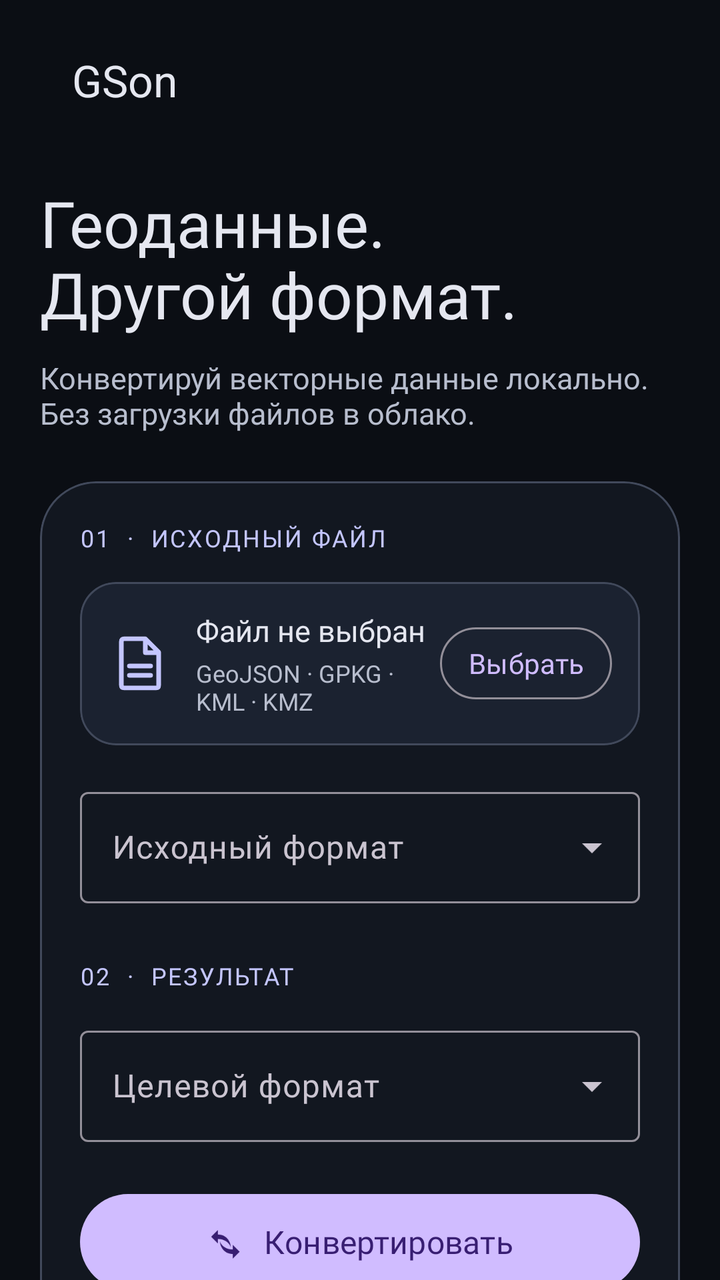
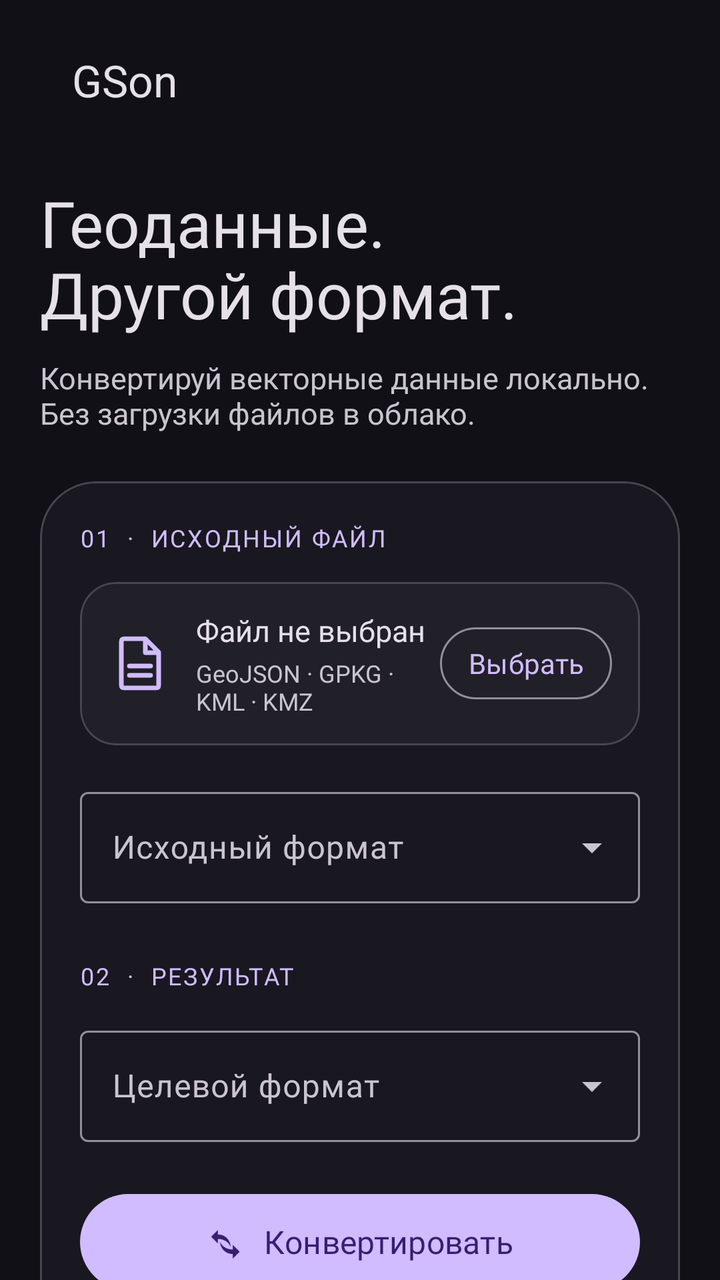

Two renders of the same Android screen: before a commit and after it. Below are the layout's source before the change and the commit's diff.
<!-- AndroidManifest.xml: application theme Theme.GSon -->
<!-- res/layout/activity_main.xml -->
<?xml version="1.0" encoding="utf-8"?>
<androidx.core.widget.NestedScrollView xmlns:android="http://schemas.android.com/apk/res/android"
    xmlns:app="http://schemas.android.com/apk/res-auto"
    android:id="@+id/rootScroll"
    android:layout_width="match_parent"
    android:layout_height="match_parent"
    android:background="@color/surface"
    android:fillViewport="true"
    android:clipToPadding="false">

    <LinearLayout
        android:layout_width="match_parent"
        android:layout_height="wrap_content"
        android:orientation="vertical"
        android:paddingStart="20dp"
        android:paddingTop="12dp"
        android:paddingEnd="20dp"
        android:paddingBottom="32dp">

        <com.google.android.material.appbar.MaterialToolbar
            android:id="@+id/toolbar"
            android:layout_width="match_parent"
            android:layout_height="56dp"
            android:background="@android:color/transparent"
            android:elevation="0dp"
            app:title="GSon"
            app:titleTextAppearance="@style/TextAppearance.GSon.Toolbar" />

        <TextView
            android:layout_width="match_parent"
            android:layout_height="wrap_content"
            android:layout_marginTop="22dp"
            android:text="Геоданные.\nДругой формат."
            android:textColor="@color/on_surface"
            android:textSize="32sp"
            android:fontFamily="@font/ulm_extrabold"
            android:lineSpacingExtra="-2dp" />

        <TextView
            android:layout_width="match_parent"
            android:layout_height="wrap_content"
            android:layout_marginTop="10dp"
            android:layout_marginBottom="24dp"
            android:text="Конвертируй векторные данные локально. Без загрузки файлов в облако."
            android:textColor="@color/on_surface_variant"
            android:textSize="15sp"
            android:fontFamily="@font/ulm_medium" />

        <com.google.android.material.card.MaterialCardView
            android:layout_width="match_parent"
            android:layout_height="wrap_content"
            app:cardBackgroundColor="@color/surface_container_low"
            app:cardCornerRadius="28dp"
            app:strokeColor="@color/outline_variant"
            app:strokeWidth="1dp">

            <LinearLayout
                android:layout_width="match_parent"
                android:layout_height="wrap_content"
                android:orientation="vertical"
                android:padding="20dp">

                <TextView
                    android:layout_width="match_parent"
                    android:layout_height="wrap_content"
                    android:text="01  ·  ИСХОДНЫЙ ФАЙЛ"
                    android:textColor="@color/primary"
                    android:textSize="12sp"
                    android:fontFamily="@font/ulm_extrabold"
                    android:letterSpacing="0.08" />

                <com.google.android.material.card.MaterialCardView
                    android:layout_width="match_parent"
                    android:layout_height="wrap_content"
                    android:layout_marginTop="14dp"
                    app:cardBackgroundColor="@color/surface_container"
                    app:cardCornerRadius="18dp"
                    app:strokeColor="@color/outline_variant"
                    app:strokeWidth="1dp">

                    <LinearLayout
                        android:layout_width="match_parent"
                        android:layout_height="wrap_content"
                        android:gravity="center_vertical"
                        android:orientation="horizontal"
                        android:padding="14dp">

                        <ImageView
                            android:layout_width="32dp"
                            android:layout_height="32dp"
                            android:src="@drawable/ic_file"
                            android:contentDescription=""
                            app:tint="@color/primary" />

                        <LinearLayout
                            android:layout_width="0dp"
                            android:layout_height="wrap_content"
                            android:layout_marginStart="12dp"
                            android:layout_weight="1"
                            android:orientation="vertical">

                            <TextView
                                android:id="@+id/selectedFile"
                                android:layout_width="match_parent"
                                android:layout_height="wrap_content"
                                android:text="Файл не выбран"
                                android:textColor="@color/on_surface"
                                android:textSize="15sp"
                                android:fontFamily="@font/ulm_medium"
                                android:maxLines="2"
                                android:ellipsize="middle" />

                            <TextView
                                android:layout_width="match_parent"
                                android:layout_height="wrap_content"
                                android:layout_marginTop="3dp"
                                android:text="GeoJSON · GPKG · KML · KMZ"
                                android:textColor="@color/on_surface_variant"
                                android:textSize="12sp"
                                android:fontFamily="@font/ulm_medium" />
                        </LinearLayout>

                        <com.google.android.material.button.MaterialButton
                            android:id="@+id/pickFileButton"
                            style="@style/Widget.Material3.Button.OutlinedButton"
                            android:layout_width="wrap_content"
                            android:layout_height="44dp"
                            android:minWidth="0dp"
                            android:paddingStart="14dp"
                            android:paddingEnd="14dp"
                            android:text="Выбрать"
                            android:textAllCaps="false"
                            android:fontFamily="@font/ulm_medium" />
                    </LinearLayout>
                </com.google.android.material.card.MaterialCardView>

                <com.google.android.material.textfield.TextInputLayout
                    style="@style/Widget.Material3.TextInputLayout.OutlinedBox.ExposedDropdownMenu"
                    android:layout_width="match_parent"
                    android:layout_height="wrap_content"
                    android:layout_marginTop="18dp"
                    android:hint="Исходный формат">
                    <com.google.android.material.textfield.MaterialAutoCompleteTextView
                        android:id="@+id/sourceFormat"
                        android:layout_width="match_parent"
                        android:layout_height="wrap_content"
                        android:inputType="none"
                        android:fontFamily="@font/ulm_medium"
                        android:textColor="@color/on_surface" />
                </com.google.android.material.textfield.TextInputLayout>

                <TextView
                    android:layout_width="match_parent"
                    android:layout_height="wrap_content"
                    android:layout_marginTop="28dp"
                    android:text="02  ·  РЕЗУЛЬТАТ"
                    android:textColor="@color/primary"
                    android:textSize="12sp"
                    android:fontFamily="@font/ulm_extrabold"
                    android:letterSpacing="0.08" />

                <com.google.android.material.textfield.TextInputLayout
                    style="@style/Widget.Material3.TextInputLayout.OutlinedBox.ExposedDropdownMenu"
                    android:layout_width="match_parent"
                    android:layout_height="wrap_content"
                    android:layout_marginTop="14dp"
                    android:hint="Целевой формат">
                    <com.google.android.material.textfield.MaterialAutoCompleteTextView
                        android:id="@+id/targetFormat"
                        android:layout_width="match_parent"
                        android:layout_height="wrap_content"
                        android:inputType="none"
                        android:fontFamily="@font/ulm_medium"
                        android:textColor="@color/on_surface" />
                </com.google.android.material.textfield.TextInputLayout>

                <com.google.android.material.button.MaterialButton
                    android:id="@+id/convertButton"
                    style="@style/Widget.Material3.Button"
                    android:layout_width="match_parent"
                    android:layout_height="56dp"
                    android:layout_marginTop="22dp"
                    android:text="Конвертировать"
                    android:textAllCaps="false"
                    android:textSize="16sp"
                    android:fontFamily="@font/ulm_extrabold"
                    app:icon="@drawable/ic_convert"
                    app:iconGravity="textStart"
                    app:iconPadding="10dp" />

                <ProgressBar
                    android:id="@+id/progressBar"
                    style="?android:attr/progressBarStyleHorizontal"
                    android:layout_width="match_parent"
                    android:layout_height="4dp"
                    android:layout_marginTop="14dp"
                    android:indeterminate="true"
                    android:visibility="gone" />

                <TextView
                    android:id="@+id/statusText"
                    android:layout_width="match_parent"
                    android:layout_height="wrap_content"
                    android:layout_marginTop="12dp"
                    android:text="Выбери файл, исходный и целевой форматы."
                    android:textColor="@color/on_surface_variant"
                    android:textSize="13sp"
                    android:fontFamily="@font/ulm_medium" />
            </LinearLayout>
        </com.google.android.material.card.MaterialCardView>

        <com.google.android.material.card.MaterialCardView
            android:layout_width="match_parent"
            android:layout_height="wrap_content"
            android:layout_marginTop="18dp"
            app:cardBackgroundColor="@color/surface_container_low"
            app:cardCornerRadius="24dp"
            app:strokeColor="@color/outline_variant"
            app:strokeWidth="1dp">

            <LinearLayout
                android:layout_width="match_parent"
                android:layout_height="wrap_content"
                android:orientation="vertical"
                android:padding="18dp">

                <TextView
                    android:layout_width="match_parent"
                    android:layout_height="wrap_content"
                    android:text="Готовый файл"
                    android:textColor="@color/on_surface"
                    android:textSize="18sp"
                    android:fontFamily="@font/ulm_extrabold" />

                <TextView
                    android:id="@+id/resultText"
                    android:layout_width="match_parent"
                    android:layout_height="wrap_content"
                    android:layout_marginTop="8dp"
                    android:text="Результат появится здесь после конвертации."
                    android:textColor="@color/on_surface_variant"
                    android:textSize="13sp"
                    android:fontFamily="@font/ulm_medium" />

                <LinearLayout
                    android:layout_width="match_parent"
                    android:layout_height="wrap_content"
                    android:layout_marginTop="16dp"
                    android:orientation="horizontal">

                    <com.google.android.material.button.MaterialButton
                        android:id="@+id/saveButton"
                        style="@style/Widget.Material3.Button"
                        android:layout_width="0dp"
                        android:layout_height="48dp"
                        android:layout_weight="1"
                        android:enabled="false"
                        android:text="Сохранить"
                        android:textAllCaps="false"
                        android:fontFamily="@font/ulm_medium"
                        app:icon="@drawable/ic_download"
                        app:iconGravity="textStart"
                        app:iconPadding="6dp" />

                    <com.google.android.material.button.MaterialButton
                        android:id="@+id/openButton"
                        style="@style/Widget.Material3.Button.OutlinedButton"
                        android:layout_width="0dp"
                        android:layout_height="48dp"
                        android:layout_marginStart="10dp"
                        android:layout_weight="1"
                        android:enabled="false"
                        android:text="Открыть"
                        android:textAllCaps="false"
                        android:fontFamily="@font/ulm_medium"
                        app:icon="@drawable/ic_open"
                        app:iconGravity="textStart"
                        app:iconPadding="6dp" />
                </LinearLayout>
            </LinearLayout>
        </com.google.android.material.card.MaterialCardView>

        <TextView
            android:layout_width="match_parent"
            android:layout_height="wrap_content"
            android:layout_marginTop="18dp"
            android:gravity="center"
            android:text="GSon работает офлайн · файлы остаются на устройстве"
            android:textColor="@color/on_surface_variant"
            android:textSize="11sp"
            android:fontFamily="@font/ulm_medium" />
    </LinearLayout>
</androidx.core.widget.NestedScrollView>
<!-- resources referenced by this layout -->
<resources>
  <color name="on_surface">#E5E7F0</color>
  <color name="on_surface_variant">#B8BECE</color>
  <color name="outline_variant">#41495B</color>
  <color name="primary">#C4C6FF</color>
  <color name="surface">#0B0E14</color>
  <color name="surface_container">#1B2230</color>
  <color name="surface_container_low">#121720</color>
  <!-- drawable ic_convert (drawable) -->
  <vector xmlns:android="http://schemas.android.com/apk/res/android"
      android:width="24dp" android:height="24dp" android:viewportWidth="24" android:viewportHeight="24">
      <path android:fillColor="#FFFFFFFF" android:pathData="M7,7 L7,4 L2.5,8.5 L7,13 L7,10 C11.1,10 14.4,12.1 15.7,15.5 C15.2,10.6 12,7 7,7 Z M17,14 L17,17 C12.9,17 9.6,14.9 8.3,11.5 C8.8,16.4 12,20 17,20 L17,23 L21.5,18.5 Z" />
  </vector>
  <!-- drawable ic_download (drawable) -->
  <vector xmlns:android="http://schemas.android.com/apk/res/android"
      android:width="24dp" android:height="24dp" android:viewportWidth="24" android:viewportHeight="24">
      <path android:fillColor="#FF405D91" android:pathData="M5,20 L19,20 L19,18 L5,18 Z M11,3 L13,3 L13,13.2 L16.6,9.6 L18,11 L12,17 L6,11 L7.4,9.6 L11,13.2 Z" />
  </vector>
  <!-- drawable ic_file (drawable) -->
  <vector xmlns:android="http://schemas.android.com/apk/res/android"
      android:width="24dp" android:height="24dp" android:viewportWidth="24" android:viewportHeight="24">
      <path android:fillColor="#00000000" android:strokeColor="#000000" android:strokeWidth="1.7"
          android:strokeLineCap="round" android:strokeLineJoin="round"
          android:pathData="M6,2.8 L14,2.8 L19,7.8 L19,20.3 Q19,21.2 18.1,21.2 L6,21.2 Q5,21.2 5,20.2 L5,3.8 Q5,2.8 6,2.8 Z M14,3 L14,8 L19,8 M8,13 L16,13 M8,16.5 L16,16.5" />
  </vector>
  <!-- drawable ic_open (drawable) -->
  <vector xmlns:android="http://schemas.android.com/apk/res/android"
      android:width="24dp" android:height="24dp" android:viewportWidth="24" android:viewportHeight="24">
      <path android:fillColor="#FF405D91" android:pathData="M14,3 L21,3 L21,10 L19,10 L19,6.4 L11.7,13.7 L10.3,12.3 L17.6,5 L14,5 Z M18,13 L18,19 Q18,21 16,21 L5,21 Q3,21 3,19 L3,8 Q3,6 5,6 L11,6 L11,8 L5,8 L5,19 L16,19 L16,13 Z" />
  </vector>
  <style name="TextAppearance.GSon.Toolbar" parent="TextAppearance.Material3.TitleLarge">
          <item name="android:fontFamily">@font/ulm_extrabold</item>
          <item name="android:textColor">@color/on_surface</item>
          <item name="android:textSize">22sp</item>
      </style>
  <style name="Theme.GSon" parent="Theme.Material3.Dark.NoActionBar">
          <item name="colorPrimary">@color/primary</item>
          <item name="colorOnPrimary">@color/on_primary</item>
          <item name="colorPrimaryContainer">@color/primary_container</item>
          <item name="colorOnPrimaryContainer">@color/on_primary_container</item>
          <item name="colorSecondary">@color/secondary</item>
          <item name="colorOnSecondary">@color/on_secondary</item>
          <item name="colorSurface">@color/surface</item>
          <item name="colorOnSurface">@color/on_surface</item>
          <item name="colorOnSurfaceVariant">@color/on_surface_variant</item>
          <item name="colorOutlineVariant">@color/outline_variant</item>
          <item name="colorError">@color/error</item>
          <item name="android:fontFamily">@font/ulm_medium</item>
          <item name="android:statusBarColor">@color/surface</item>
          <item name="android:navigationBarColor">@color/surface</item>
          <item name="android:windowLightStatusBar">false</item>
          <item name="android:windowActionModeOverlay">true</item>
          <item name="android:windowBackground">@color/surface</item>
      </style>
  <color name="on_primary">#292A60</color>
  <color name="primary_container">#41437A</color>
  <color name="on_primary_container">#E3E1FF</color>
  <color name="secondary">#C4C5DD</color>
  <color name="on_secondary">#292A3D</color>
  <color name="error">#FFB4AB</color>
</resources>

<!-- the commit's change to res/layout/activity_main.xml (unified diff, before → after) -->
@@ -107,7 +107,7 @@
                                 android:textColor="@color/on_surface"
                                 android:textSize="15sp"
                                 android:fontFamily="@font/ulm_medium"
-                                android:maxLines="2"
+                                android:maxLines="1"
                                 android:ellipsize="middle" />
 
                             <TextView
<!-- resource entries referenced after the edit -->
@@ -1,12 +1,12 @@
 <!-- resources referenced by this layout -->
 <resources>
-  <color name="on_surface">#E5E7F0</color>
-  <color name="on_surface_variant">#B8BECE</color>
-  <color name="outline_variant">#41495B</color>
-  <color name="primary">#C4C6FF</color>
-  <color name="surface">#0B0E14</color>
-  <color name="surface_container">#1B2230</color>
-  <color name="surface_container_low">#121720</color>
+  <color name="on_surface">#E6E0E9</color>
+  <color name="on_surface_variant">#CAC4D0</color>
+  <color name="outline_variant">#49454F</color>
+  <color name="primary">#D0BCFF</color>
+  <color name="surface">#111016</color>
+  <color name="surface_container">#211F27</color>
+  <color name="surface_container_low">#19171F</color>
   <!-- drawable ic_convert (drawable) -->
   <vector xmlns:android="http://schemas.android.com/apk/res/android"
       android:width="24dp" android:height="24dp" android:viewportWidth="24" android:viewportHeight="24">
@@ -53,11 +53,11 @@
           <item name="android:windowActionModeOverlay">true</item>
           <item name="android:windowBackground">@color/surface</item>
       </style>
-  <color name="on_primary">#292A60</color>
-  <color name="primary_container">#41437A</color>
-  <color name="on_primary_container">#E3E1FF</color>
-  <color name="secondary">#C4C5DD</color>
-  <color name="on_secondary">#292A3D</color>
-  <color name="error">#FFB4AB</color>
+  <color name="on_primary">#381E72</color>
+  <color name="primary_container">#4F378A</color>
+  <color name="on_primary_container">#EADDFF</color>
+  <color name="secondary">#CCC2DC</color>
+  <color name="on_secondary">#332D41</color>
+  <color name="error">#F2B8B5</color>
 </resources>
 
